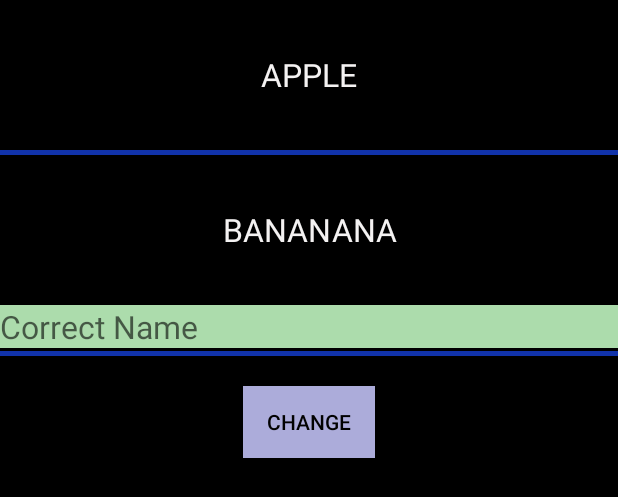
After one commit to darshanhuidrom/ManipuriMusicFinder, an Android app: the layout correction.xml on its own in the app's theme, with its tools: preview values and no code run, on a phone screen of 412 x 824 dp. The commit adds this screen. Shown: the top 497 px of the screen. Run offline under Robolectric (Android 15) with nearby library versions, the phone set to English and light mode, and no system bars.

Commit message:
added page for correction

```diff
--- a/app/src/main/java/com/kangladevelopers/filmfinder/Activity/BaseActivity.java
+++ b/app/src/main/java/com/kangladevelopers/filmfinder/Activity/BaseActivity.java
@@ -18,6 +18,7 @@ public abstract class BaseActivity extends AppCompatActivity{
     private ProgressDialog progressDialog;
 
     //This is just a test
+    //This is just a secon Line i had coded
 
     @Override
     protected void onCreate(Bundle savedInstanceState) {
--- /dev/null
+++ b/app/src/main/res/layout/correction.xml
@@ -0,0 +1,55 @@
+<?xml version="1.0" encoding="utf-8"?>
+<LinearLayout xmlns:android="http://schemas.android.com/apk/res/android"
+    android:layout_width="match_parent"
+    android:layout_height="match_parent"
+    android:orientation="vertical">
+
+    <TextView
+        android:id="@+id/tv_FirstText"
+        android:layout_width="match_parent"
+        android:layout_height="100dp"
+        android:gravity="center"
+        android:onClick="btnClick"
+        android:text="APPLE"
+        android:textSize="21sp" />
+
+    <View
+        android:layout_width="match_parent"
+        android:layout_height="3dp"
+        android:background="#1133aa" />
+
+    <TextView
+        android:id="@+id/tv_SecondText"
+        android:layout_width="match_parent"
+        android:layout_height="100dp"
+        android:gravity="center"
+        android:onClick="btnClick"
+        android:text="BANANANA"
+        android:textSize="21sp" />
+
+    <EditText
+        android:id="@+id/et_correctName"
+        android:layout_width="match_parent"
+        android:layout_height="wrap_content"
+        android:background="#acdcac"
+        android:hint="Correct Name"
+        android:textSize="21sp" />
+
+    <View
+        android:layout_width="match_parent"
+        android:layout_height="3dp"
+        android:layout_marginTop="2dp"
+        android:background="#1133aa" />
+
+    <Button
+        android:id="@+id/btn_submit"
+        android:layout_width="wrap_content"
+        android:layout_height="wrap_content"
+        android:layout_gravity="center"
+        android:layout_marginTop="20dp"
+        android:background="#acacda"
+        android:onClick="onSubmit"
+        android:text="Change"
+        android:textColor="#010101" />
+
+</LinearLayout>
--- a/build.gradle
+++ b/build.gradle
@@ -5,7 +5,7 @@ buildscript {
         jcenter()
     }
     dependencies {
-        classpath 'com.android.tools.build:gradle:1.5.0'
+        classpath 'com.android.tools.build:gradle:2.1.2'
 
         // NOTE: Do not place your application dependencies here; they belong
         // in the individual module build.gradle files
```
Also changed, not shown: app/src/main/assets/singers.txt (+29 -45 lines), app/src/main/java/com/kangladevelopers/filmfinder/ActivityDeveloper/Correction.java (added, +7 -0 lines), app/src/main/java/com/kangladevelopers/filmfinder/developers/ui/Correction.java (added, +114 -0 lines), app/src/main/java/com/kangladevelopers/filmfinder/pogo/CorrectionModel.java (added, +96 -0 lines), app/src/main/res/layout/correction2.xml (added, +44 -0 lines), gradle/wrapper/gradle-wrapper.properties, 1 other file.
